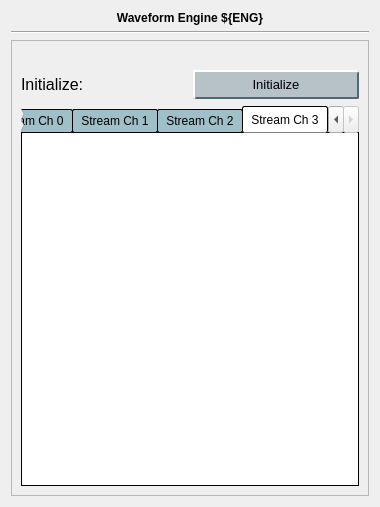
cristinasewell/ATCA_PyDM_Screens, file waveform_engine_tab.ui: the form before one commit.
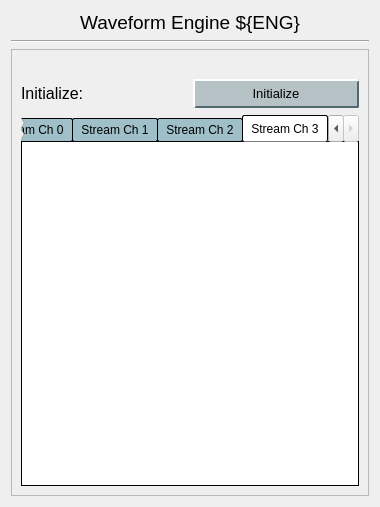
The form after the commit. The open tabs and pages were chosen to show the change. Custom widgets are drawn as their Qt base class.

Commit message: FIX: take font-size out of the stylesheets

What changed in the file:
```diff
--- a/waveform_engine_tab.ui
+++ b/waveform_engine_tab.ui
@@ -16,11 +16,13 @@
   <layout class="QVBoxLayout" name="verticalLayout">
    <item>
     <widget class="QLabel" name="label">
+     <property name="font">
+      <font>
+       <pointsize>14</pointsize>
+      </font>
+     </property>
      <property name="styleSheet">
-      <string notr="true">QLabel{
-  font-size: 12px;
-  font: bold;
-}</string>
+      <string notr="true"/>
      </property>
      <property name="text">
       <string>Waveform Engine ${ENG}</string>
@@ -48,7 +50,7 @@
         <x>0</x>
         <y>0</y>
         <width>364</width>
-        <height>465</height>
+        <height>462</height>
        </rect>
       </property>
       <layout class="QVBoxLayout" name="verticalLayout_2" stretch="0,1">
```
Left out of the diff: 2 changed lines with no effect on the pictures. The commit also changes 8 other files.
